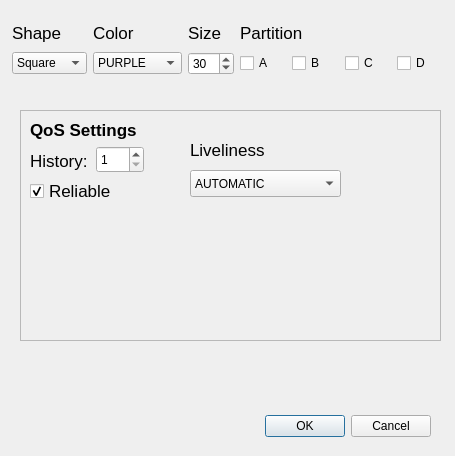
The window that utils/ShapesDemo/forms/publishdialog.ui (eProsima/Fast-DDS) describes before a commit, drawn with Qt 5.
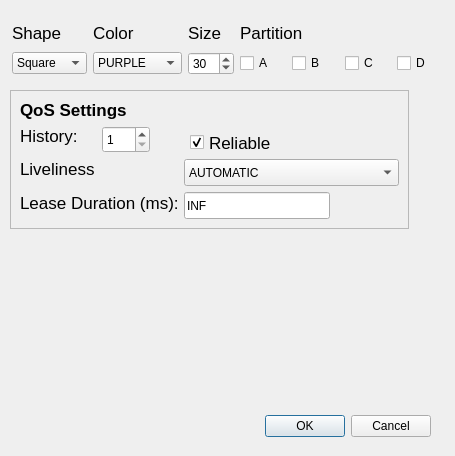
The same window after the commit.

```diff
--- a/utils/ShapesDemo/forms/publishdialog.ui
+++ b/utils/ShapesDemo/forms/publishdialog.ui
@@ -32,10 +32,10 @@
   <widget class="QFrame" name="frame">
    <property name="geometry">
     <rect>
-     <x>20</x>
-     <y>110</y>
-     <width>421</width>
-     <height>231</height>
+     <x>10</x>
+     <y>90</y>
+     <width>399</width>
+     <height>139</height>
     </rect>
    </property>
    <property name="frameShape">
@@ -49,7 +49,7 @@
      <rect>
       <x>10</x>
       <y>10</y>
-      <width>111</width>
+      <width>106</width>
       <height>20</height>
      </rect>
     </property>
@@ -71,9 +71,9 @@
     <property name="geometry">
      <rect>
       <x>10</x>
-      <y>40</y>
+      <y>36</y>
       <width>60</width>
-      <height>21</height>
+      <height>20</height>
      </rect>
     </property>
     <property name="font">
@@ -91,7 +91,7 @@
    <widget class="QSpinBox" name="spin_HistoryQos">
     <property name="geometry">
      <rect>
-      <x>76</x>
+      <x>92</x>
       <y>36</y>
       <width>48</width>
       <height>27</height>
@@ -110,10 +110,10 @@
    <widget class="QCheckBox" name="checkBox_reliable">
     <property name="geometry">
      <rect>
-      <x>10</x>
-      <y>70</y>
-      <width>98</width>
-      <height>22</height>
+      <x>180</x>
+      <y>40</y>
+      <width>93</width>
+      <height>25</height>
      </rect>
     </property>
     <property name="font">
@@ -131,9 +131,9 @@
    <widget class="QComboBox" name="comboBox">
     <property name="geometry">
      <rect>
-      <x>170</x>
-      <y>60</y>
-      <width>151</width>
+      <x>174</x>
+      <y>69</y>
+      <width>215</width>
       <height>27</height>
      </rect>
     </property>
@@ -156,9 +156,9 @@
    <widget class="QLabel" name="label_7">
     <property name="geometry">
      <rect>
-      <x>170</x>
-      <y>30</y>
-      <width>99</width>
+      <x>10</x>
+      <y>69</y>
+      <width>75</width>
       <height>20</height>
      </rect>
     </property>
@@ -174,6 +174,40 @@
      <enum>Qt::AutoText</enum>
     </property>
    </widget>
+   <widget class="QLineEdit" name="lineEdit_leaseDuration">
+    <property name="geometry">
+     <rect>
+      <x>174</x>
+      <y>102</y>
+      <width>146</width>
+      <height>27</height>
+     </rect>
+    </property>
+    <property name="text">
+     <string>INF</string>
+    </property>
+   </widget>
+   <widget class="QLabel" name="label_8">
+    <property name="geometry">
+     <rect>
+      <x>10</x>
+      <y>102</y>
+      <width>158</width>
+      <height>21</height>
+     </rect>
+    </property>
+    <property name="font">
+     <font>
+      <pointsize>13</pointsize>
+     </font>
+    </property>
+    <property name="text">
+     <string>Lease Duration (ms):</string>
+    </property>
+    <property name="textFormat">
+     <enum>Qt::AutoText</enum>
+    </property>
+   </widget>
   </widget>
   <widget class="QWidget" name="layoutWidget">
    <property name="geometry">
```
Left out of the diff: 2 changed lines with no effect on the pictures.
